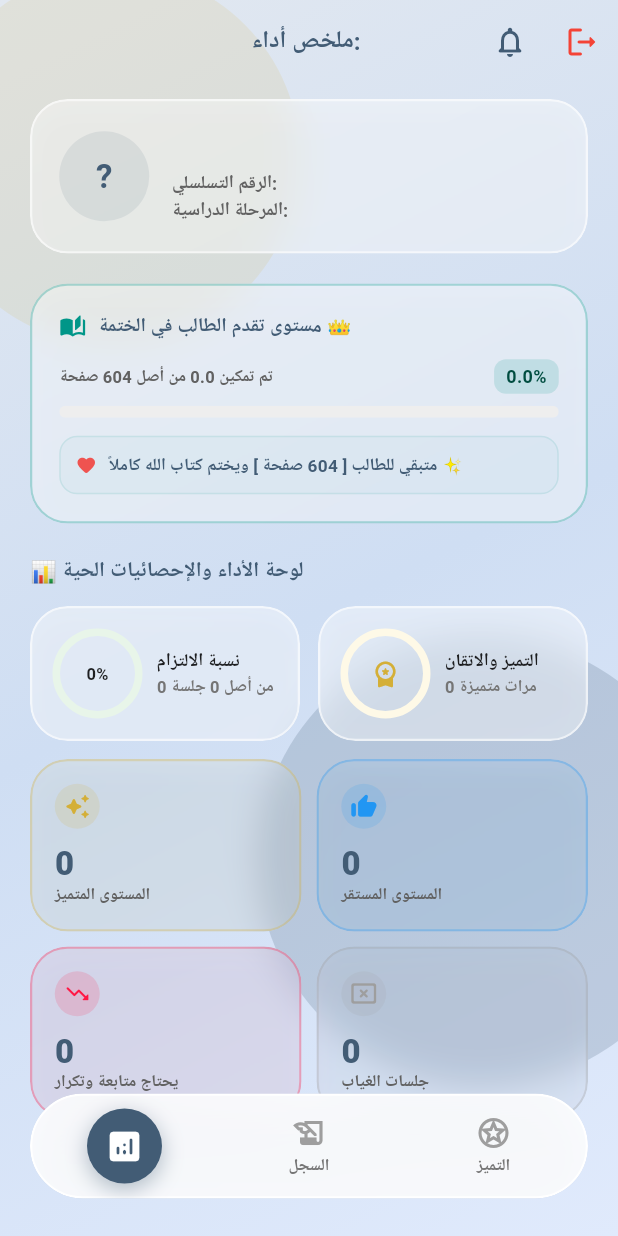
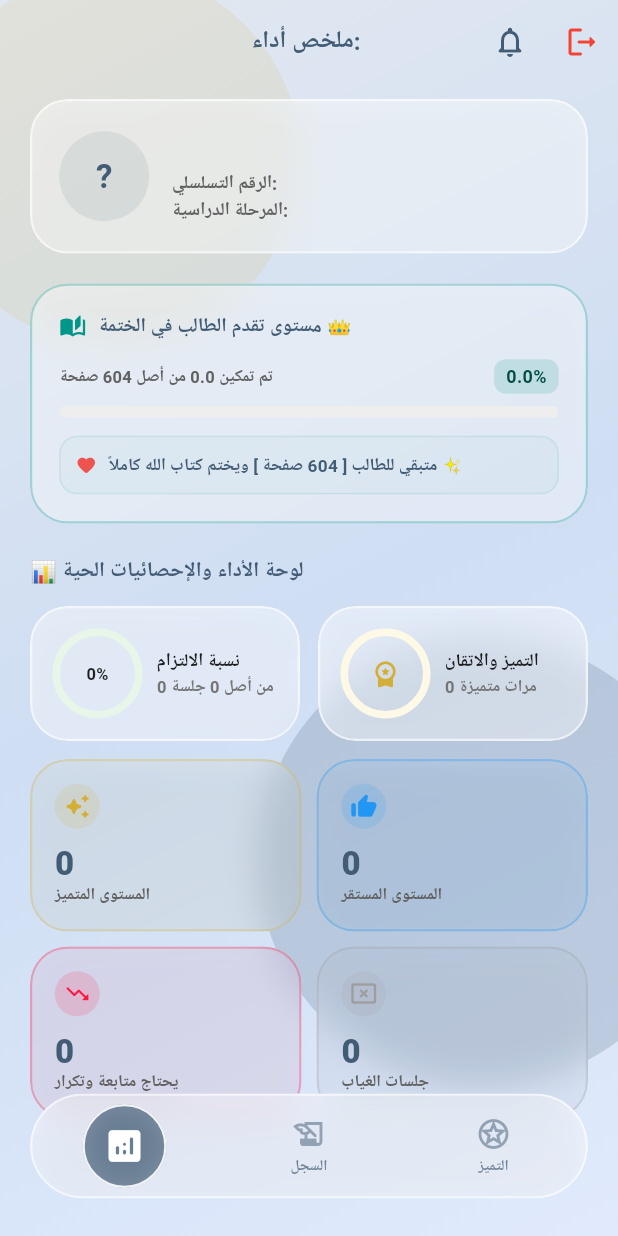
Before and after one commit to abdallhbeek7000-cmd/quran_parents_new_app, a Flutter app: the ParentHomePage screen opened directly with empty values, on a phone screen of 412 x 824 dp. Run offline on Flutter 3.47's test engine with Material 3 defaults, Android fonts, the phone set to English and light mode, and no system bars; our stand-ins replace cached_network_image, cloud_firestore, firebase_core, firebase_messaging, flutter_local_notifications, package_info_plus and 1 more; accounts and stored records are empty; Roboto replaces fonts that are missing (Cairo).

```diff
--- a/lib/pages/parent_home_page.dart
+++ b/lib/pages/parent_home_page.dart
@@ -26,6 +26,10 @@ class _ParentHomePageState extends State<ParentHomePage> {
   final Color accentGold = const Color(0xffd4af37);
 
   int _currentTabIndex = 0;
+
+  // 🎯 متغيرات سحب الفقاعة الزجاجية السائلة
+  double? _dragPosition;
+  bool _isDragging = false;
 
   List<Map<String, dynamic>> allWinners = [];
   Map<String, String> studentImagesCache = {};
@@ -57,7 +61,6 @@ class _ParentHomePageState extends State<ParentHomePage> {
             .collection('students')
             .doc(widget.student.id)
             .update({'fcmToken': token});
-        print("FCM Token saved successfully: $token ✅");
       }
     } catch (e) {
       print("Error saving FCM token: $e");
@@ -121,7 +124,7 @@ class _ParentHomePageState extends State<ParentHomePage> {
 
     return Scaffold(
       extendBodyBehindAppBar: true,
-      extendBody: true, // 🎯 ضرورية لحركة الشريط العائم
+      extendBody: true,
       backgroundColor: isDarkMode ? const Color(0xff121212) : const Color(0xfff1f5f9),
       appBar: AppBar(
         elevation: 0,
@@ -245,7 +248,7 @@ class _ParentHomePageState extends State<ParentHomePage> {
                       onRefresh: () async => setState(() {}),
                       child: SingleChildScrollView(
                         physics: const BouncingScrollPhysics(parent: AlwaysScrollableScrollPhysics()),
-                        padding: const EdgeInsets.only(bottom: 120), // 🎯 بادينغ إضافي للشريط العائم
+                        padding: const EdgeInsets.only(bottom: 120),
                         child: Column(
                           crossAxisAlignment: CrossAxisAlignment.start,
                           children: [
@@ -277,7 +280,7 @@ class _ParentHomePageState extends State<ParentHomePage> {
                             ? Center(child: _buildGlassContainer(isDarkMode: isDarkMode, padding: const EdgeInsets.all(20), child: Text("لا يوجد جلسات مسجلة بعد لهذا الطالب", style: TextStyle(color: isDarkMode ? Colors.white70 : Colors.grey[600], fontFamily: 'Cairo', fontSize: 14))))
                             : ListView.builder(
                                 physics: const BouncingScrollPhysics(),
-                                padding: const EdgeInsets.only(top: 10, bottom: 120), // 🎯 بادينغ إضافي
+                                padding: const EdgeInsets.only(top: 10, bottom: 120),
                                 itemCount: sortedDocs.length,
                                 itemBuilder: (context, index) {
                                   var session = sortedDocs[index].data() as Map<String, dynamic>;
@@ -288,7 +291,7 @@ class _ParentHomePageState extends State<ParentHomePage> {
                   case 2:
                     return SingleChildScrollView(
                       physics: const BouncingScrollPhysics(),
-                      padding: const EdgeInsets.only(bottom: 120), // 🎯 بادينغ إضافي
+                      padding: const EdgeInsets.only(bottom: 120),
                       child: Column(
                         crossAxisAlignment: CrossAxisAlignment.start,
                         children: [
@@ -330,79 +333,132 @@ class _ParentHomePageState extends State<ParentHomePage> {
             ),
           ),
 
-          // 🚀 3. شريط التنقل الزجاجي العائم مع تأثير الفقاعة السائلة (Liquid Bubble Effect)
-          _buildFloatingLiquidNavBar(isDarkMode),
+          // 🚀 3. شريط التنقل الزجاجي التفاعلي القابل للسحب (Drag-to-Snap Liquid Glass)
+          _buildDraggableLiquidNavBar(isDarkMode),
         ],
       ),
     );
   }
 
-  // 🧊 دالة بناء شريط التنقل الزجاجي العائم والسائل
-  Widget _buildFloatingLiquidNavBar(bool isDarkMode) {
+  // 🧊 دالة بناء الشريط الزجاجي التفاعلي بالسحب
+  Widget _buildDraggableLiquidNavBar(bool isDarkMode) {
     return Positioned(
       bottom: 25,
       left: 20,
       right: 20,
+      height: 70,
       child: ClipRRect(
         borderRadius: BorderRadius.circular(35),
         child: BackdropFilter(
-          filter: ImageFilter.blur(sigmaX: 20, sigmaY: 20),
+          filter: ImageFilter.blur(sigmaX: 10, sigmaY: 10), // تضبيب خفيف للشريط نفسه
           child: Container(
-            height: 70,
             decoration: BoxDecoration(
-              color: isDarkMode ? Colors.black.withOpacity(0.5) : Colors.white.withOpacity(0.85),
+              color: isDarkMode ? Colors.black.withOpacity(0.35) : Colors.white.withOpacity(0.4),
               borderRadius: BorderRadius.circular(35),
-              border: Border.all(color: isDarkMode ? Colors.white12 : Colors.white, width: 1.5),
+              border: Border.all(color: isDarkMode ? Colors.white12 : Colors.white.withOpacity(0.6), width: 1.5),
               boxShadow: [
                 BoxShadow(
-                  color: Colors.black.withOpacity(0.1),
+                  color: Colors.black.withOpacity(isDarkMode ? 0.4 : 0.05),
                   blurRadius: 20,
                   offset: const Offset(0, 10),
-                )
+                ),
               ],
             ),
             child: LayoutBuilder(
               builder: (context, constraints) {
                 final itemWidth = constraints.maxWidth / 3;
-                return Stack(
+
+                // حساب المركز الأقرب ليتم تلوين الأيقونة بذكاء أثناء السحب
+                int closestIndex = _currentTabIndex;
+                if (_isDragging && _dragPosition != null) {
+                  closestIndex = ((_dragPosition! + (itemWidth / 2)) / itemWidth).round().clamp(0, 2);
+                }
+
+                return GestureDetector(
+                  behavior: HitTestBehavior.opaque,
+                  onHorizontalDragStart: (details) {
+                    setState(() => _isDragging = true);
+                  },
+                  onHorizontalDragUpdate: (details) {
+                    bool isRtl = Directionality.of(context) == TextDirection.rtl;
+                    setState(() {
+                      if (isRtl) {
+                        _dragPosition = constraints.maxWidth - details.localPosition.dx - (itemWidth / 2);
+                      } else {
+                        _dragPosition = details.localPosition.dx - (itemWidth / 2);
+                      }
+                    });
+                  },
+                  onHorizontalDragEnd: (details) {
+                    setState(() {
+                      _isDragging = false;
+                      if (_dragPosition != null) {
+                        int newIndex = ((_dragPosition! + (itemWidth / 2)) / itemWidth).round().clamp(0, 2);
+                        _currentTabIndex = newIndex;
+                      }
+                      _dragPosition = null;
+                    });
+                  },
+                  onTapUp: (details) {
+                    bool isRtl = Directionality.of(context) == TextDirection.rtl;
+                    double tapPos = isRtl ? constraints.maxWidth - details.localPosition.dx : details.localPosition.dx;
+                    int newIndex = (tapPos / itemWidth).floor().clamp(0, 2);
+                    setState(() {
+                      _currentTabIndex = newIndex;
+                    });
+                  },
+                  child: Stack(
                     children: [
-                    // 💧 الفقاعة السائلة المتحركة (Liquid Bubble)
+                      // 💧 الفقاعة الزجاجية السائلة المكثفة (Heavy Glass Bubble)
                       AnimatedPositionedDirectional(
-                      duration: const Duration(milliseconds: 400),
-                      curve: Curves.easeOutBack, // حركة سائلة مرنة (Bounce خفيف)
-                      start: _currentTabIndex * itemWidth,
+                        duration: _isDragging ? Duration.zero : const Duration(milliseconds: 350),
+                        curve: _isDragging ? Curves.linear : Curves.easeOutBack, // سائلة عند الفلتان
+                        start: _isDragging && _dragPosition != null
+                            ? _dragPosition!.clamp(0.0, constraints.maxWidth - itemWidth)
+                            : _currentTabIndex * itemWidth,
                         top: 0,
                         bottom: 0,
                         child: Container(
                           width: itemWidth,
                           alignment: Alignment.center,
+                          child: ClipRRect(
+                            borderRadius: BorderRadius.circular(30),
+                            child: BackdropFilter(
+                              filter: ImageFilter.blur(sigmaX: 25, sigmaY: 25), // 🎯 تضبيب مضاعف جداً للفقاعة
                               child: Container(
-                          width: 50,
-                          height: 50,
+                                width: 56,
+                                height: 56,
                                 decoration: BoxDecoration(
-                            color: isDarkMode ? accentGold : primaryColor,
                                   shape: BoxShape.circle,
+                                  color: isDarkMode ? Colors.white.withOpacity(0.15) : primaryColor.withOpacity(0.6),
+                                  border: Border.all(
+                                    color: Colors.white.withOpacity(0.9),
+                                    width: 1.5,
+                                  ),
                                   boxShadow: [
                                     BoxShadow(
                                       color: (isDarkMode ? accentGold : primaryColor).withOpacity(0.4),
-                                blurRadius: 12,
-                                offset: const Offset(0, 4),
+                                      blurRadius: 15,
+                                      spreadRadius: 1,
                                     )
                                   ]
                                 ),
                               ),
                             ),
                           ),
+                        ),
+                      ),
 
-                    // 🧩 أيقونات التنقل
+                      // 🧩 الأيقونات (مرتفعة فوق الزجاج لتظل واضحة وتتفاعل مع السحب)
                       Row(
                         children: [
-                        _buildNavItem(0, Icons.analytics_outlined, Icons.analytics_rounded, 'الخلاصة', itemWidth, isDarkMode),
-                        _buildNavItem(1, Icons.history_edu_outlined, Icons.history_edu_rounded, 'السجل', itemWidth, isDarkMode),
-                        _buildNavItem(2, Icons.stars_outlined, Icons.stars_rounded, 'التميز', itemWidth, isDarkMode),
+                          _buildNavItem(0, Icons.analytics_outlined, Icons.analytics_rounded, 'الخلاصة', itemWidth, isDarkMode, closestIndex),
+                          _buildNavItem(1, Icons.history_edu_outlined, Icons.history_edu_rounded, 'السجل', itemWidth, isDarkMode, closestIndex),
+                          _buildNavItem(2, Icons.stars_outlined, Icons.stars_rounded, 'التميز', itemWidth, isDarkMode, closestIndex),
                         ],
                       ),
                     ],
+                  ),
                 );
               },
             ),
@@ -412,40 +468,32 @@ class _ParentHomePageState extends State<ParentHomePage> {
     );
   }
 
-  // 🧩 دالة بناء أيقونة التنقل وتأثير اختفاء/ظهور النص
-  Widget _buildNavItem(int index, IconData outlineIcon, IconData filledIcon, String label, double width, bool isDarkMode) {
-    final isSelected = _currentTabIndex == index;
-    return GestureDetector(
-      onTap: () {
-        setState(() {
-          _currentTabIndex = index;
-        });
-      },
-      behavior: HitTestBehavior.opaque,
-      child: SizedBox(
+  // 🧩 بناء أيقونات التنقل وتغيير اللون بذكاء حسب قرب الفقاعة منها
+  Widget _buildNavItem(int index, IconData outlineIcon, IconData filledIcon, String label, double width, bool isDarkMode, int closestIndex) {
+    final isHovered = closestIndex == index;
+    return SizedBox(
       width: width,
       child: AnimatedSwitcher(
-          duration: const Duration(milliseconds: 300),
-          transitionBuilder: (child, anim) => ScaleTransition(scale: anim, child: child),
-          child: isSelected
+        duration: const Duration(milliseconds: 250),
+        transitionBuilder: (child, anim) => ScaleTransition(scale: anim, child: FadeTransition(opacity: anim, child: child)),
+        child: isHovered
             ? Icon(
                 filledIcon,
                 key: ValueKey('icon_selected_$index'),
-                  color: Colors.white, // الأيقونة المحددة بداخل الفقاعة تكون بيضاء
-                  size: 26,
+                color: Colors.white, // الأيقونة بتصير بيضاء وواضحة جداً لما تمرق الفقاعة فوقها
+                size: 28,
               )
             : Column(
                 mainAxisAlignment: MainAxisAlignment.center,
                 key: ValueKey('icon_unselected_$index'),
                 children: [
-                    Icon(outlineIcon, color: isDarkMode ? Colors.white54 : Colors.grey.shade500, size: 24),
+                  Icon(outlineIcon, color: isDarkMode ? Colors.white54 : primaryColor.withOpacity(0.5), size: 24),
                   const SizedBox(height: 2),
                   Text(
                     label,
-                      style: TextStyle(color: isDarkMode ? Colors.white54 : Colors.grey.shade600, fontSize: 11, fontFamily: 'Cairo', fontWeight: FontWeight.bold)
+                    style: TextStyle(color: isDarkMode ? Colors.white54 : primaryColor.withOpacity(0.7), fontSize: 10, fontFamily: 'Cairo', fontWeight: FontWeight.bold),
                   ),
                 ],
-                ),
               ),
       ),
     );
--- a/pubspec.yaml
+++ b/pubspec.yaml
@@ -16,7 +16,7 @@ publish_to: 'none' # Remove this line if you wish to publish to pub.dev
 # https://developer.apple.com/library/archive/documentation/General/Reference/InfoPlistKeyReference/Articles/CoreFoundationKeys.html
 # In Windows, build-name is used as the major, minor, and patch parts
 # of the product and file versions while build-number is used as the build suffix.
-version: 1.0.0+15
+version: 1.0.0+16
 
 environment:
   sdk: '>=3.3.0 <4.0.0'
```
Lines whose indentation alone changed are shown as unchanged.
